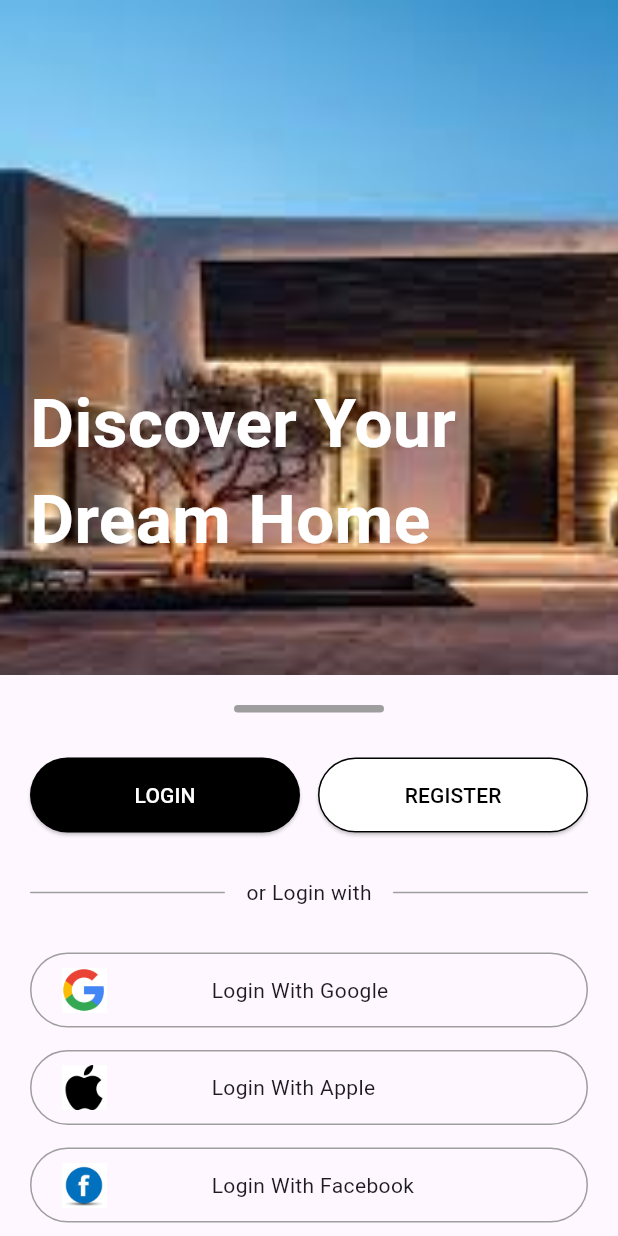
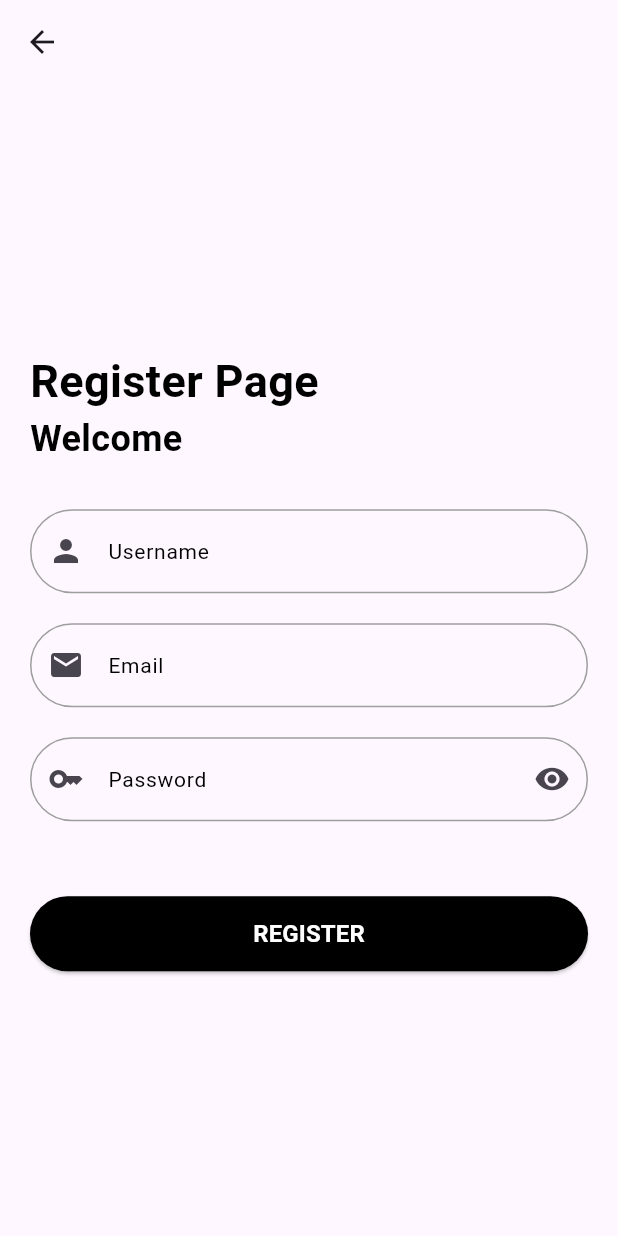
Before and after one commit to wisdomscode/realestate, a Flutter app: the screen it shows after launch, after a tap on "REGISTER", on a phone screen of 412 x 824 dp. Run offline on Flutter 3.47's test engine with Material 3 defaults, Android fonts, the phone set to English and light mode, and no system bars.

Commit message:
Login and register pages

```diff
--- a/lib/home_page.dart
+++ b/lib/home_page.dart
@@ -1,125 +1,33 @@
 import 'package:flutter/material.dart';
-import 'package:realestate/login_page.dart';
-import 'package:realestate/widgets/social_login_buttons.dart';
+import 'package:realestate/widgets/text_formfield.dart';
 
-class OnboardingScreen extends StatefulWidget {
-  const OnboardingScreen({super.key});
+class HomePage extends StatefulWidget {
+  const HomePage({super.key});
 
   @override
-  State<OnboardingScreen> createState() => _OnboardingScreenState();
+  State<HomePage> createState() => _HomePageState();
 }
 
-class _OnboardingScreenState extends State<OnboardingScreen> {
+class _HomePageState extends State<HomePage> {
   @override
   Widget build(BuildContext context) {
-    return Scaffold(
-      body: Column(
-        children: [
-          Container(
-            width: double.infinity,
-            height: 450,
-            decoration: const BoxDecoration(
-              image: DecorationImage(
-                image: AssetImage('assets/images/house6.jpg'),
-                fit: BoxFit.cover,
+    return SafeArea(
+      child: Scaffold(
+        body: Padding(
+          padding: EdgeInsets.symmetric(horizontal: 20.0, vertical: 30),
+          child: Column(
+            children: [
+              CustomTextFormField(
+                prefixIcon: Icon(Icons.search),
+                hintText: 'Search',
+                suffixIcon: IconButton(onPressed: () {}, icon: Icon(Icons.tune)),
               ),
-            ),
-            child: const Padding(
-              padding: EdgeInsets.only(left: 20.0),
-              child: Column(
-                children: [
-                  SizedBox(height: 250),
-                  Text(
-                    'Discover Your Dream Home',
-                    style: TextStyle(
-                      fontSize: 45,
-                      fontWeight: FontWeight.bold,
-                      color: Colors.white,
-                    ),
-                  ),
-                ],
-              ),
-            ),
+              Image.asset(
+                "assets/images/house1.jpg",
+              )
+            ],
           ),
-          Padding(
-            padding: const EdgeInsets.all(20.0),
-            child: Container(
-              height: 350,
-              width: MediaQuery.of(context).size.width,
-              child: Column(
-                children: [
-                  Container(
-                    width: 100,
-                    height: 5,
-                    decoration: BoxDecoration(borderRadius: BorderRadius.circular(10), color: Colors.grey),
-                  ),
-                  const SizedBox(height: 30),
-                  Row(
-                    mainAxisAlignment: MainAxisAlignment.spaceBetween,
-                    children: [
-                      ElevatedButton(
-                        onPressed: () {
-                          Navigator.of(context).push(
-                            MaterialPageRoute(
-                              builder: (context) => LoginPage(),
-                            ),
-                          );
-                        },
-                        child: const Text('LOGIN'),
-                        style: ElevatedButton.styleFrom(
-                          backgroundColor: Colors.black,
-                          foregroundColor: Colors.white,
-                          minimumSize: const Size(180, 50),
-                        ),
-                      ),
-                      ElevatedButton(
-                        onPressed: () {},
-                        child: const Text('REGISTER'),
-                        style: ElevatedButton.styleFrom(
-                            backgroundColor: Colors.white,
-                            foregroundColor: Colors.black,
-                            minimumSize: const Size(180, 50),
-                            side: BorderSide(width: 1, color: Colors.black)),
-                      ),
-                    ],
-                  ),
-                  const SizedBox(height: 30),
-                  Row(
-                    mainAxisAlignment: MainAxisAlignment.spaceBetween,
-                    children: [
-                      Container(
-                        width: 130,
-                        height: 1,
-                        decoration: BoxDecoration(borderRadius: BorderRadius.circular(10), color: Colors.grey),
-                      ),
-                      const Text('or Login with'),
-                      Container(
-                        width: 130,
-                        height: 1,
-                        decoration: BoxDecoration(borderRadius: BorderRadius.circular(10), color: Colors.grey),
-                      ),
-                    ],
-                  ),
-                  const SizedBox(height: 30),
-                  const SocialLoginButton(
-                    image: 'assets/images/google.png',
-                    title: 'Login With Google',
-                  ),
-                  const SizedBox(height: 15),
-                  const SocialLoginButton(
-                    image: 'assets/images/apple.png',
-                    title: 'Login With Apple',
-                  ),
-                  const SizedBox(height: 15),
-                  const SocialLoginButton(
-                    image: 'assets/images/facebook.jpg',
-                    title: 'Login With Facebook',
-                  ),
-                ],
-              ),
-            ),
-          ),
-        ],
+        ),
       ),
     );
   }
--- a/lib/main.dart
+++ b/lib/main.dart
@@ -1,5 +1,5 @@
 import 'package:flutter/material.dart';
-import 'package:realestate/home_page.dart';
+import 'package:realestate/onboarding_page.dart';
 
 void main() {
   runApp(const MyApp());
--- /dev/null
+++ b/lib/onboarding_page.dart
@@ -0,0 +1,130 @@
+import 'package:flutter/material.dart';
+import 'package:realestate/login_page.dart';
+import 'package:realestate/register_page.dart';
+import 'package:realestate/widgets/button_widget.dart';
+import 'package:realestate/widgets/social_login_buttons.dart';
+
+class OnboardingScreen extends StatefulWidget {
+  const OnboardingScreen({super.key});
+
+  @override
+  State<OnboardingScreen> createState() => _OnboardingScreenState();
+}
+
+class _OnboardingScreenState extends State<OnboardingScreen> {
+  @override
+  Widget build(BuildContext context) {
+    return Scaffold(
+      body: Column(
+        children: [
+          Container(
+            width: double.infinity,
+            height: 450,
+            decoration: const BoxDecoration(
+              image: DecorationImage(
+                image: AssetImage('assets/images/house6.jpg'),
+                fit: BoxFit.cover,
+              ),
+            ),
+            child: const Padding(
+              padding: EdgeInsets.only(left: 20.0),
+              child: Column(
+                children: [
+                  SizedBox(height: 250),
+                  Text(
+                    'Discover Your Dream Home',
+                    style: TextStyle(
+                      fontSize: 45,
+                      fontWeight: FontWeight.bold,
+                      color: Colors.white,
+                    ),
+                  ),
+                ],
+              ),
+            ),
+          ),
+          Padding(
+            padding: const EdgeInsets.all(20.0),
+            child: Container(
+              height: 350,
+              width: MediaQuery.of(context).size.width,
+              child: Column(
+                children: [
+                  Container(
+                    width: 100,
+                    height: 5,
+                    decoration: BoxDecoration(borderRadius: BorderRadius.circular(10), color: Colors.grey),
+                  ),
+                  const SizedBox(height: 30),
+                  Row(
+                    mainAxisAlignment: MainAxisAlignment.spaceBetween,
+                    children: [
+                      CustomButtonWidget(
+                        name: 'LOGIN',
+                        width: 180,
+                        submit: () {
+                          Navigator.of(context).push(
+                            MaterialPageRoute(
+                              builder: (context) => LoginPage(),
+                            ),
+                          );
+                        },
+                      ),
+                      ElevatedButton(
+                        onPressed: () {
+                          Navigator.of(context).push(
+                            MaterialPageRoute(
+                              builder: (context) => RegisterPage(),
+                            ),
+                          );
+                        },
+                        child: const Text('REGISTER'),
+                        style: ElevatedButton.styleFrom(
+                            backgroundColor: Colors.white,
+                            foregroundColor: Colors.black,
+                            minimumSize: const Size(180, 50),
+                            side: BorderSide(width: 1, color: Colors.black)),
+                      ),
+                    ],
+                  ),
+                  const SizedBox(height: 30),
+                  Row(
+                    mainAxisAlignment: MainAxisAlignment.spaceBetween,
+                    children: [
+                      Container(
+                        width: 130,
+                        height: 1,
+                        decoration: BoxDecoration(borderRadius: BorderRadius.circular(10), color: Colors.grey),
+                      ),
+                      const Text('or Login with'),
+                      Container(
+                        width: 130,
+                        height: 1,
+                        decoration: BoxDecoration(borderRadius: BorderRadius.circular(10), color: Colors.grey),
+                      ),
+                    ],
+                  ),
+                  const SizedBox(height: 30),
+                  const SocialLoginButton(
+                    image: 'assets/images/google.png',
+                    title: 'Login With Google',
+                  ),
+                  const SizedBox(height: 15),
+                  const SocialLoginButton(
+                    image: 'assets/images/apple.png',
+                    title: 'Login With Apple',
+                  ),
+                  const SizedBox(height: 15),
+                  const SocialLoginButton(
+                    image: 'assets/images/facebook.jpg',
+                    title: 'Login With Facebook',
+                  ),
+                ],
+              ),
+            ),
+          ),
+        ],
+      ),
+    );
+  }
+}
--- a/lib/register_page.dart
+++ b/lib/register_page.dart
@@ -0,0 +1,70 @@
+import 'package:flutter/material.dart';
+import 'package:realestate/widgets/button_widget.dart';
+import 'package:realestate/widgets/text_formfield.dart';
+import 'package:realestate/widgets/text_widget.dart';
+
+class RegisterPage extends StatefulWidget {
+  const RegisterPage({super.key});
+
+  @override
+  State<RegisterPage> createState() => _RegisterPageState();
+}
+
+class _RegisterPageState extends State<RegisterPage> {
+  bool isObsecured = true;
+
+  @override
+  Widget build(BuildContext context) {
+    return Scaffold(
+      appBar: AppBar(),
+      body: Padding(
+        padding: const EdgeInsets.all(20.0),
+        child: Column(
+          mainAxisAlignment: MainAxisAlignment.center,
+          crossAxisAlignment: CrossAxisAlignment.start,
+          children: [
+            const CustomTextWidget(
+              text: 'Register Page',
+              fontSize: 30,
+              fontWeight: FontWeight.bold,
+            ),
+            const CustomTextWidget(
+              text: 'Welcome',
+              fontSize: 24,
+              fontWeight: FontWeight.bold,
+            ),
+            const SizedBox(height: 30),
+            CustomTextFormField(
+              label: const CustomTextWidget(text: 'Username'),
+              prefixIcon: Icon(Icons.person),
+            ),
+            SizedBox(height: 20),
+            CustomTextFormField(
+              label: const CustomTextWidget(text: 'Email'),
+              prefixIcon: Icon(Icons.email),
+            ),
+            const SizedBox(height: 20),
+            CustomTextFormField(
+              label: const CustomTextWidget(text: 'Password'),
+              prefixIcon: Icon(Icons.key),
+              suffixIcon: IconButton(
+                onPressed: () {
+                  setState(() {
+                    isObsecured = !isObsecured;
+                  });
+                },
+                icon: isObsecured ? Icon(Icons.visibility) : Icon(Icons.visibility_off),
+              ),
+              obscureText: isObsecured,
+            ),
+            const SizedBox(height: 50),
+            CustomButtonWidget(
+              name: 'REGISTER',
+              submit: () {},
+            ),
+          ],
+        ),
+      ),
+    );
+  }
+}
--- /dev/null
+++ b/lib/widgets/button_widget.dart
@@ -0,0 +1,35 @@
+import 'package:flutter/material.dart';
+import 'package:realestate/widgets/text_widget.dart';
+
+class CustomButtonWidget extends StatelessWidget {
+  const CustomButtonWidget({
+    super.key,
+    required this.name,
+    required this.submit,
+    this.width,
+  });
+
+  final String name;
+  final VoidCallback submit;
+  final double? width;
+
+  @override
+  Widget build(BuildContext context) {
+    return ElevatedButton(
+      onPressed: submit,
+      child: CustomTextWidget(
+        text: name,
+        fontSize: 16,
+        fontWeight: FontWeight.bold,
+        color: Colors.white,
+      ),
+      style: ElevatedButton.styleFrom(
+        backgroundColor: Colors.black,
+        minimumSize: Size(
+          width ?? double.infinity,
+          50,
+        ),
+      ),
+    );
+  }
+}
--- /dev/null
+++ b/lib/widgets/text_formfield.dart
@@ -0,0 +1,44 @@
+import 'package:flutter/material.dart';
+
+class CustomTextFormField extends StatelessWidget {
+  const CustomTextFormField({
+    super.key,
+    this.label,
+    this.hintText,
+    this.prefixIcon,
+    this.suffixIcon,
+    this.obscureText = false,
+  });
+
+  final Widget? label;
+  final String? hintText;
+  final Widget? prefixIcon;
+  final Widget? suffixIcon;
+  final bool obscureText;
+
+  @override
+  Widget build(BuildContext context) {
+    return TextFormField(
+      obscureText: obscureText,
+      decoration: InputDecoration(
+        hintText: hintText ?? '',
+        label: label,
+        labelStyle: const TextStyle(fontWeight: FontWeight.bold),
+        border: OutlineInputBorder(
+          borderSide: const BorderSide(width: 1, color: Colors.grey),
+          borderRadius: BorderRadius.circular(30),
+        ),
+        enabledBorder: OutlineInputBorder(
+          borderSide: const BorderSide(width: 1, color: Colors.grey),
+          borderRadius: BorderRadius.circular(30),
+        ),
+        focusedBorder: OutlineInputBorder(
+          borderSide: const BorderSide(width: 2, color: Colors.red),
+          borderRadius: BorderRadius.circular(30),
+        ),
+        prefixIcon: prefixIcon,
+        suffixIcon: suffixIcon,
+      ),
+    );
+  }
+}
```
Also changed, not shown: lib/login_page.dart (+40 -37 lines), assets/images/passport22.jpg (added).
